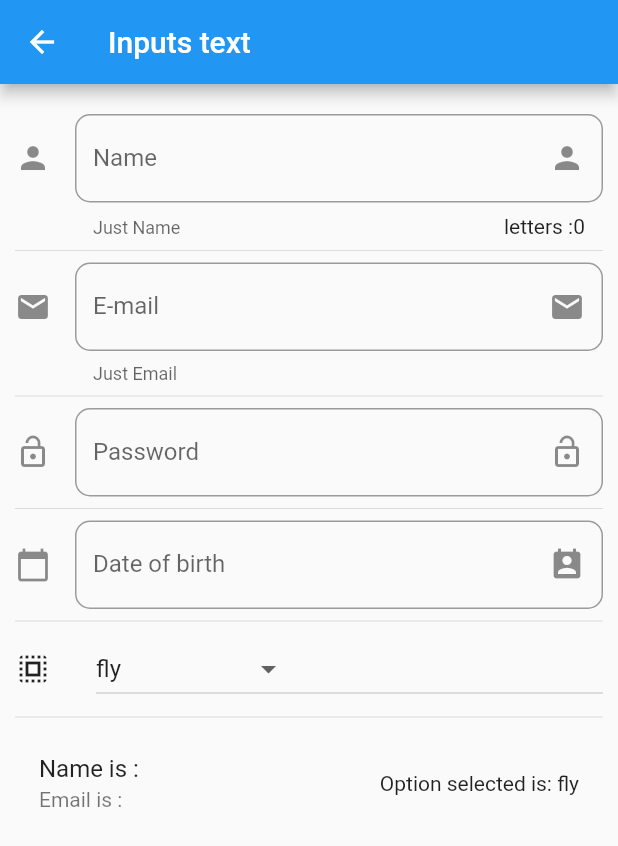
After one commit to leave20/components, a Flutter app: the InputPage screen opened by its route, on a phone screen of 412 x 824 dp. The commit adds this screen. Shown: the top 846 px of the screen. Run offline on Flutter 3.47's test engine with Material 2 defaults, Android fonts, the phone set to English and light mode, and no system bars; missing offline and left inert: dart:html, dart:js; network calls fail.

Commit message:
add alerts. animate,avatar,inputs and sliders

```diff
--- a/data/menu_opt.json
+++ b/data/menu_opt.json
@@ -15,6 +15,26 @@
       "rout": "card",
       "icon": "folder_open",
       "text": "Cards"
+    },
+    {
+      "rout": "animatedContainer",
+      "icon": "donut_large",
+      "text": "Animated Container"
+    },
+    {
+      "rout": "inputs",
+      "icon": "inputs",
+      "text": "Inputs"
+    },
+    {
+      "rout": "slide",
+      "icon": "tune",
+      "text": "Sliders"
+    },
+    {
+      "rout": "list",
+      "icon": "list",
+      "text": "List"
     }
   ]
 }
--- /dev/null
+++ b/lib/src/pages/inputs.dart
@@ -0,0 +1,179 @@
+import 'dart:html';
+
+import 'package:flutter/material.dart';
+
+class InputPage extends StatefulWidget {
+  @override
+  _InputPage createState() => _InputPage();
+}
+
+class _InputPage extends State<InputPage> {
+  String _name = "";
+  String _email = "";
+  String _password = "";
+  String _date = "";
+  String _optionSelected = "fly";
+
+  List<String> _Skills = ['fly', 'X-rays', 'super breath', 'super strength'];
+
+  TextEditingController _textEditingController = new TextEditingController();
+
+  @override
+  Widget build(BuildContext context) {
+    return Scaffold(
+      appBar: AppBar(
+        title: Text('Inputs text'),
+      ),
+      body: ListView(
+        padding: EdgeInsets.symmetric(horizontal: 10.0, vertical: 20.0),
+        children: <Widget>[
+          _crearInput(),
+          Divider(),
+          _createEmail(),
+          Divider(),
+          _createPassword(),
+          Divider(),
+          _createDate(context),
+          Divider(),
+          _createDropdown(),
+          Divider(),
+          _createPerson(),
+        ],
+      ),
+    );
+  }
+
+  Widget _crearInput() {
+    return TextField(
+      // autofocus: true,
+      textCapitalization: TextCapitalization.sentences,
+      decoration: InputDecoration(
+          border: OutlineInputBorder(borderRadius: BorderRadius.circular(10.0)),
+          counter: Text('letters :${_name.length}'),
+          hintText: 'Name',
+          labelText: 'Name',
+          helperText: 'Just Name',
+          suffixIcon: Icon(Icons.person),
+          icon: Icon(Icons.person)),
+      onChanged: (valor) {
+        setState(() {
+          _name = valor;
+          print(_name);
+        });
+      },
+    );
+  }
+
+  _createEmail() {
+    return TextField(
+      // autofocus: true,
+      keyboardType: TextInputType.emailAddress,
+      textCapitalization: TextCapitalization.sentences,
+      decoration: InputDecoration(
+          border: OutlineInputBorder(borderRadius: BorderRadius.circular(10.0)),
+          hintText: 'Email',
+          labelText: 'E-mail',
+          helperText: 'Just Email',
+          suffixIcon: Icon(Icons.email),
+          icon: Icon(Icons.email)),
+      onChanged: (valor) {
+        setState(() {
+          _email = valor;
+          print(_email);
+        });
+      },
+    );
+  }
+
+  _createPassword() {
+    return TextField(
+      // autofocus: true,
+      obscureText: true,
+      textCapitalization: TextCapitalization.sentences,
+      decoration: InputDecoration(
+          border: OutlineInputBorder(borderRadius: BorderRadius.circular(10.0)),
+          hintText: 'Password',
+          labelText: 'Password',
+          suffixIcon: Icon(Icons.lock_open),
+          icon: Icon(Icons.lock_open)),
+      onChanged: (valor) {
+        setState(() {
+          _password = valor;
+          print(_password);
+        });
+      },
+    );
+  }
+
+  Widget _createDate(BuildContext context) {
+    return TextField(
+      controller: _textEditingController,
+      enableInteractiveSelection: false,
+      decoration: InputDecoration(
+          border: OutlineInputBorder(borderRadius: BorderRadius.circular(10.0)),
+          hintText: 'Date of birth',
+          labelText: 'Date of birth',
+          suffixIcon: Icon(Icons.perm_contact_calendar),
+          icon: Icon(Icons.calendar_today)),
+      onTap: () {
+        FocusScope.of(context).requestFocus(new FocusNode());
+        _selectDate(context);
+      },
+    );
+  }
+
+  _selectDate(BuildContext context) async {
+    DateTime picked = await showDatePicker(
+        context: context,
+        initialDate: new DateTime.now(),
+        firstDate: new DateTime(2018),
+        lastDate: new DateTime(2025),
+        locale: Locale('es', 'ES'));
+    if (picked != null) {
+      setState(() {
+        _date = picked.toString();
+        _textEditingController.text = _date;
+      });
+    }
+  }
+
+  List<DropdownMenuItem<String>> getOptionsDropdown() {
+    List<DropdownMenuItem<String>> list = [];
+    _Skills.forEach((element) {
+      list.add(DropdownMenuItem(
+        child: Text(element),
+        value: element,
+      ));
+    });
+    return list;
+  }
+
+  Widget _createDropdown() {
+    return Row(
+      children: <Widget>[
+        Icon(Icons.select_all),
+        SizedBox(width: 30.0),
+        Expanded(
+          child: DropdownButton(
+            value: _optionSelected,
+            items: getOptionsDropdown(),
+            onChanged: (opt) {
+              setState(() {
+                _optionSelected = opt;
+              });
+              print(opt);
+            },
+          ),
+        )
+      ],
+    );
+  }
+
+  Widget _createPerson() {
+    return ListTile(
+      title: Text('Name is : $_name'),
+      subtitle: Text('Email is : $_email'),
+      trailing: Text('Option selected is: $_optionSelected'),
+    );
+  }
+}
--- a/lib/src/util/icon_string_util.dart
+++ b/lib/src/util/icon_string_util.dart
@@ -4,6 +4,10 @@ final _icons = <String, IconData>{
   'add_alerts': Icons.add_alert,
   'accessibility': Icons.accessibility,
   'folder_open': Icons.folder_open,
+  'donut_large':Icons.donut_large,
+  'inputs':Icons.input,
+  'tune':Icons.tune,
+  'list':Icons.list
 };
 
 //Método para traer los nombres de los iconos de forma personalizada
--- a/pubspec.yaml
+++ b/pubspec.yaml
@@ -22,6 +22,9 @@ environment:
 
 dependencies:
   flutter:
+    sdk: flutter
+
+  flutter_localizations:
     sdk: flutter
 
 
```
Also changed, not shown: lib/main.dart (+9 -0 lines), lib/src/pages/alerts_page.dart (+46 -0 lines), lib/src/pages/animated_container.dart (added, +56 -0 lines), lib/src/pages/avatar_page.dart (+30 -2 lines), lib/src/pages/input_page_temp.dart (added, +74 -0 lines), lib/src/pages/listview_page.dart (added, +59 -0 lines), lib/src/pages/slider-page.dart (added, +86 -0 lines), lib/src/routes/routes.dart (+11 -1 lines), pubspec.lock.
